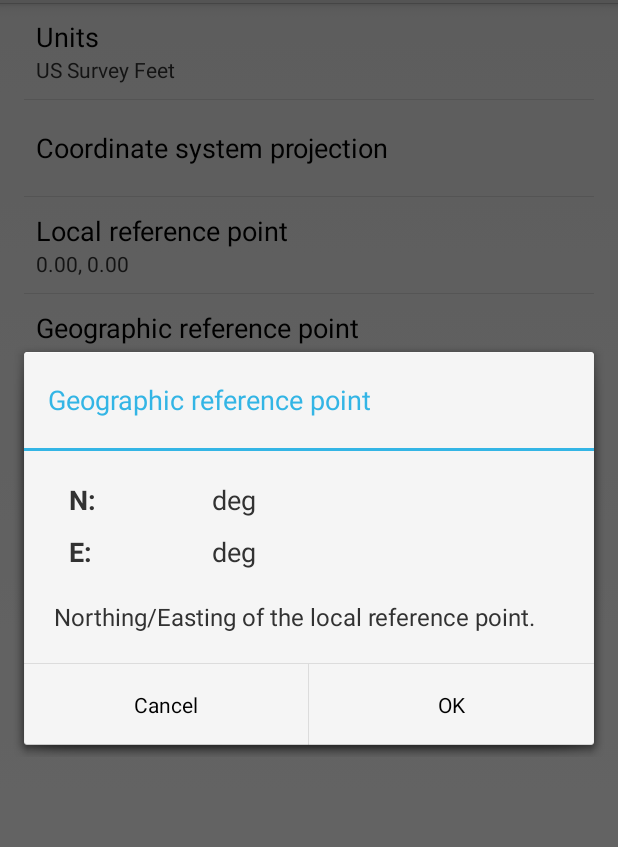
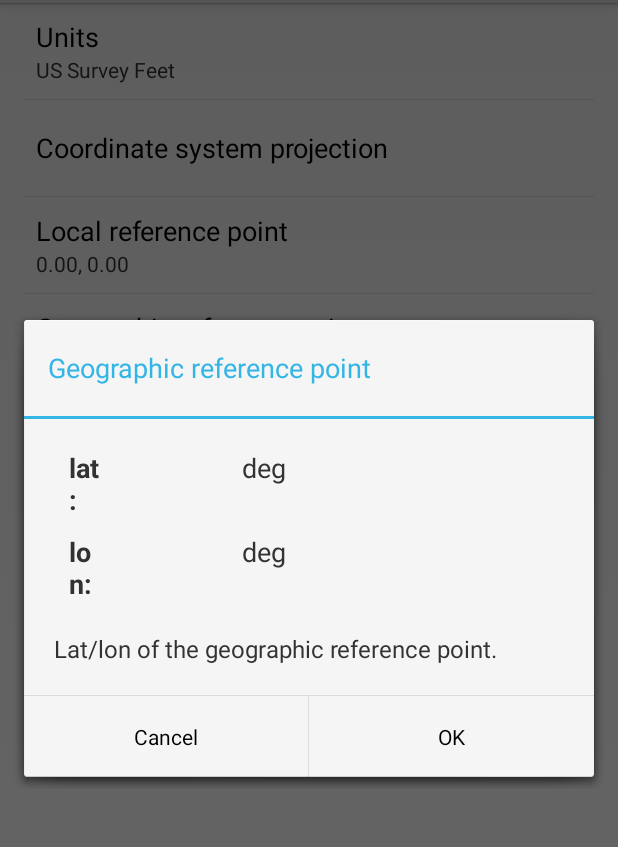
Before and after one commit to chasmack/GeoLocal, an Android app: the fragment TransformSettingsFragment shown on its own in the app's theme, after a tap on "Geographic reference point", on a phone screen of 412 x 824 dp, the part 69-916 px from its top. Run offline under Robolectric (Android 15) with nearby library versions, the phone set to English and light mode, and no system bars.

Commit message:
refactor grid point

```diff
--- a/app/src/main/java/com/asis/chasm/geolocal/CoordPairPreference.java
+++ b/app/src/main/java/com/asis/chasm/geolocal/CoordPairPreference.java
@@ -1,10 +1,8 @@
 package com.asis.chasm.geolocal;
 
 import android.content.Context;
-import android.content.SharedPreferences;
 import android.content.res.TypedArray;
 import android.preference.DialogPreference;
-import android.preference.ListPreference;
 import android.util.AttributeSet;
 import android.util.Log;
 import android.view.View;
@@ -19,10 +17,10 @@ public class CoordPairPreference extends DialogPreference {
 
     private static final String TAG = "CoordPairPreference";
 
-    // References to the edit text views containing the coordinate values.
-    private EditText mFirstValue, mSecondValue;
+    // Reference to the dialog view.
+    private View mDialogView;
 
-    private static final String DEFAULT_VALUE = "0.00, 0.00";
+    private static final String DEFAULT_VALUE = "0.000, 0.000";
 
     // Current value for the coordinate pair.
     private String mCurrentValue;
@@ -38,7 +36,7 @@ public class CoordPairPreference extends DialogPreference {
 
         Log.d(TAG, "Constructor");
 
-        setDialogLayoutResource(R.layout.dialog_coord_pair);
+        setDialogLayoutResource(R.layout.dialog_local_pair);
         setPositiveButtonText(android.R.string.ok);
         setNegativeButtonText(android.R.string.cancel);
 
@@ -70,14 +68,13 @@ public class CoordPairPreference extends DialogPreference {
     protected void onBindDialogView(View view) {
         super.onBindDialogView(view);
 
-        // Save references to the coordinate values.
-        mFirstValue = (EditText) view.findViewById(R.id.firstCoordValue);
-        mSecondValue = (EditText) view.findViewById(R.id.secondCoordValue);
+        // Save references to the dialog view.
+        mDialogView = view;
 
         // Set the units suffix text.
         String suffix = TransformSettings.getSettings().getLocalCoordSuffix();
-        ((TextView)view.findViewById(R.id.firstCoordSuffix)).setText(suffix);
-        ((TextView)view.findViewById(R.id.secondCoordSuffix)).setText(suffix);
+        ((TextView)view.findViewById(R.id.firstSuffix)).setText(suffix);
+        ((TextView)view.findViewById(R.id.secondSuffix)).setText(suffix);
     }
 
     @Override
@@ -87,12 +84,16 @@ public class CoordPairPreference extends DialogPreference {
         // When the user selects "OK", persist the new value
         if (positiveResult) {
 
+            // TODO: Validate the user input.
+
             TransformSettings settings = TransformSettings.getSettings();
             double factor = settings.getUnitsFactor();
 
-            // Parse coordinate values and convert to system units (meters).
-            Double first = Double.parseDouble(mFirstValue.getText().toString()) / factor;
-            Double second = Double.parseDouble(mSecondValue.getText().toString()) / factor;
+            // Parse coordinate pair into doubles and convert to meters.
+            double first = Double.parseDouble(((EditText) mDialogView
+                    .findViewById(R.id.firstValue)).getText().toString()) / factor;
+            double second = Double.parseDouble(((EditText) mDialogView
+                    .findViewById(R.id.secondValue)).getText().toString()) / factor;
 
             // Format coordinate pair and persist to shared preferences.
             mCurrentValue = String.format(TransformSettings.LOCAL_COORD_FORMAT_METERS, first, second);
--- a/app/src/main/java/com/asis/chasm/geolocal/GeoPairPreference.java
+++ b/app/src/main/java/com/asis/chasm/geolocal/GeoPairPreference.java
@@ -7,7 +7,6 @@ import android.util.AttributeSet;
 import android.util.Log;
 import android.view.View;
 import android.widget.EditText;
-import android.widget.TextView;
 
 /*
 * Coordinate pair preference.
@@ -17,10 +16,10 @@ public class GeoPairPreference extends DialogPreference {
 
     private static final String TAG = "GeoPairPreference";
 
-    // References to the edit text views containing the coordinate values.
-    private EditText mFirstValue, mSecondValue;
+    // Reference to the dialog view.
+    private View mDialogView;
 
-    private static final String DEFAULT_VALUE = "0.000000, 0.000000";
+    private static final String DEFAULT_VALUE = "0.00000000, 0.00000000";
 
     // Current value for the coordinate pair.
     private String mCurrentValue;
@@ -36,7 +35,7 @@ public class GeoPairPreference extends DialogPreference {
 
         Log.d(TAG, "Constructor");
 
-        setDialogLayoutResource(R.layout.dialog_coord_pair);
+        setDialogLayoutResource(R.layout.dialog_geo_pair);
         setPositiveButtonText(android.R.string.ok);
         setNegativeButtonText(android.R.string.cancel);
 
@@ -68,14 +67,8 @@ public class GeoPairPreference extends DialogPreference {
     protected void onBindDialogView(View view) {
         super.onBindDialogView(view);
 
-        // Save references to the coordinate values.
-        mFirstValue = (EditText) view.findViewById(R.id.firstCoordValue);
-        mSecondValue = (EditText) view.findViewById(R.id.secondCoordValue);
-
-        // Set the units suffix text.
-        String suffix = TransformSettings.getSettings().getGeographicCoordSuffix();
-        ((TextView)view.findViewById(R.id.firstCoordSuffix)).setText(suffix);
-        ((TextView)view.findViewById(R.id.secondCoordSuffix)).setText(suffix);
+        // Save a reference to the dialog view.
+        mDialogView = view;
     }
 
     @Override
@@ -85,12 +78,16 @@ public class GeoPairPreference extends DialogPreference {
         // When the user selects "OK", persist the new value
         if (positiveResult) {
 
+            // TODO: Validate the user input.
+
             TransformSettings settings = TransformSettings.getSettings();
             double factor = settings.getUnitsFactor();
 
-            // Parse coordinate values and convert to system units (meters).
-            Double first = Double.parseDouble(mFirstValue.getText().toString());
-            Double second = Double.parseDouble(mSecondValue.getText().toString());
+            // Parse coordinate pair into doubles.
+            double first = Double.parseDouble(((EditText) mDialogView
+                    .findViewById(R.id.firstValue)).getText().toString());
+            double second = Double.parseDouble(((EditText) mDialogView
+                    .findViewById(R.id.secondValue)).getText().toString());
 
             // Format coordinate pair and persist to shared preferences.
             mCurrentValue = String.format(settings.getGeographicCoordFormat(), first, second);
--- a/app/src/main/java/com/asis/chasm/geolocal/MainActivity.java
+++ b/app/src/main/java/com/asis/chasm/geolocal/MainActivity.java
@@ -46,7 +46,6 @@ public class MainActivity extends Activity {
         if (savedInstanceState != null) {
             return;
         }
-
 
         // Load the Projections table
         loadProjections(PROJECTION_CONSTANTS_ASSET);
--- a/app/src/main/java/com/asis/chasm/geolocal/PointsListFragment.java
+++ b/app/src/main/java/com/asis/chasm/geolocal/PointsListFragment.java
@@ -249,7 +249,7 @@ public class PointsListFragment extends ListFragment
                 case COORDINATE_TYPE_GEOGRAPHIC:
                     GeoPoint geo = new LocalPoint(
                             cursor.getDouble(Points.INDEX_X),
-                            cursor.getDouble(Points.INDEX_Y)).toGrid().toGeo();
+                            cursor.getDouble(Points.INDEX_Y)).toGeo();
 
                     tv = (TextView) view.findViewById(R.id.coord_values);
                     tv.setText(String.format(settings.getGeographicCoordFormat(),
--- a/app/src/main/java/com/asis/chasm/geolocal/TransformSettingsFragment.java
+++ b/app/src/main/java/com/asis/chasm/geolocal/TransformSettingsFragment.java
@@ -54,11 +54,11 @@ public class TransformSettingsFragment extends PreferenceFragment
 
                 // Local base coordinate summary needs update when units change.
                 updatePreferenceSummary(
-                    findPreference(TransformSettings.PREFERENCE_KEY_LOCAL_BASE));
+                    findPreference(TransformSettings.PREFERENCE_KEY_LOCAL));
 
                 break;
 
-            case TransformSettings.PREFERENCE_KEY_LOCAL_BASE:
+            case TransformSettings.PREFERENCE_KEY_LOCAL:
                 CoordPairPreference coordsPref = (CoordPairPreference) pref;
                 String[] localPair = coordsPref.getValue().split(", ");
                 if (localPair.length == 2) {
@@ -76,7 +76,7 @@ public class TransformSettingsFragment extends PreferenceFragment
                 rotatePref.setSummary(rotatePref.getValue());
                 break;
 
-            case TransformSettings.PREFERENCE_KEY_GEO_BASE:
+            case TransformSettings.PREFERENCE_KEY_GEO:
                 GeoPairPreference geoPref = (GeoPairPreference) pref;
                 String[] geoPair = geoPref.getValue().split(", ");
                 if (geoPair.length == 2) {
--- a/app/src/main/res/layout/dialog_coord_pair.xml
+++ b/app/src/main/res/layout/dialog_geo_pair.xml
@@ -1,11 +1,11 @@
 <?xml version="1.0" encoding="utf-8"?>
 <LinearLayout xmlns:android="http://schemas.android.com/apk/res/android"
+    android:id="@+id/prefGeo"
     android:layout_width="match_parent"
     android:layout_height="match_parent"
     android:orientation="vertical" >
 
     <LinearLayout
-        android:id="@+id/firstCoord"
         android:layout_width="fill_parent"
         android:layout_height="wrap_content"
         android:orientation="horizontal"
@@ -13,15 +13,15 @@
         android:layout_marginStart="30dp" >
 
         <TextView
-            android:id="@+id/firstCoordTitle"
+            android:id="@+id/firstTitle"
             android:layout_width="20dp"
             android:layout_height="wrap_content"
             android:textSize="18sp"
             android:textStyle="bold"
-            android:text="@string/pref_local_base_first_title" />
+            android:text="@string/pref_geo_first_title" />
 
         <EditText
-            android:id="@+id/firstCoordValue"
+            android:id="@+id/firstValue"
             android:layout_width="wrap_content"
             android:layout_height="wrap_content"
             android:layout_marginStart="10dp"
@@ -29,21 +29,21 @@
             android:background="#00000000"
             android:inputType="numberDecimal|numberSigned"
             android:gravity="right"
-            android:minWidth="60dp"
+            android:minWidth="80dp"
             android:imeOptions="actionNext" />
 
         <TextView
-            android:id="@+id/firstCoordSuffix"
+            android:id="@+id/firstSuffix"
             android:layout_width="wrap_content"
             android:layout_height="wrap_content"
             android:layout_marginStart="5dp"
-            android:textSize="18sp" />
+            android:textSize="18sp"
+            android:text="@string/pref_geo_suffix" />
 
     </LinearLayout>
 
 
     <LinearLayout
-        android:id="@+id/secondCoord"
         android:layout_width="fill_parent"
         android:layout_height="wrap_content"
         android:orientation="horizontal"
@@ -51,15 +51,15 @@
         android:layout_marginStart="30dp" >
 
         <TextView
-            android:id="@+id/secondCoordTitle"
+            android:id="@+id/secondTitle"
             android:layout_width="20dp"
             android:layout_height="wrap_content"
             android:textSize="18sp"
             android:textStyle="bold"
-            android:text="@string/pref_local_base_second_title" />
+            android:text="@string/pref_geo_second_title" />
 
         <EditText
-            android:id="@+id/secondCoordValue"
+            android:id="@+id/secondValue"
             android:layout_width="wrap_content"
             android:layout_height="wrap_content"
             android:layout_marginStart="10dp"
@@ -67,15 +67,16 @@
             android:background="#00000000"
             android:inputType="numberDecimal|numberSigned"
             android:gravity="right"
-            android:minWidth="60dp"
+            android:minWidth="80dp"
             android:imeOptions="actionDone" />
 
         <TextView
-            android:id="@+id/secondCoordSuffix"
+            android:id="@+id/secondSuffix"
             android:layout_width="wrap_content"
             android:layout_height="wrap_content"
             android:layout_marginStart="5dp"
-            android:textSize="18sp" />
+            android:textSize="18sp"
+            android:text="@string/pref_geo_suffix" />
 
     </LinearLayout>
 
@@ -85,6 +86,6 @@
         android:layout_height="wrap_content"
         android:layout_margin="20dp"
         android:textSize="16sp"
-        android:text="@string/local_base_message" />
+        android:text="@string/pref_geo_message" />
 
 </LinearLayout>
--- a/app/src/main/res/layout/dialog_rotation.xml
+++ b/app/src/main/res/layout/dialog_rotation.xml
@@ -30,6 +30,7 @@
             android:inputType="numberDecimal|numberSigned"
             android:gravity="right"
             android:minWidth="60dp"
+            android:selectAllOnFocus="true"
             android:imeOptions="actionDone" />
 
         <TextView
--- a/app/src/main/res/values/strings.xml
+++ b/app/src/main/res/values/strings.xml
@@ -24,34 +24,33 @@
         <item>survey_feet</item>
     </string-array>
 
-    <string name="perf_local_base_key">pref_local_base</string>
-    <string name="perf_local_base_title">Local reference point</string>
-    <string name="perf_local_base_dialog_title">Local reference point</string>
-    <string name="pref_local_base_default">0.000, 0.000</string>
-    <string name="pref_local_base_first_title">N:</string>
-    <string name="pref_local_base_second_title">E:</string>
-    <string name="local_base_message">Northing/Easting of the local reference point.</string>
+    <string name="perf_local_key">pref_local</string>
+    <string name="perf_local_title">Local reference point</string>
+    <string name="perf_local_dialog_title">Local reference point</string>
+    <string name="pref_local_default">0.000, 0.000</string>
+    <string name="pref_local_first_title">N:</string>
+    <string name="pref_local_second_title">E:</string>
+    <string name="pref_local_message">Northing/Easting of the local reference point.</string>
 
-    <string name="perf_geo_base_key">pref_geo_base</string>
-    <string name="perf_geo_base_title">Geographic reference point</string>
-    <string name="perf_geo_base_dialog_title">Geographic reference point</string>
-    <string name="pref_geo_base_default">0.00000000, 0.00000000</string>
-    <string name="pref_geo_base_units">deg</string>
-    <string name="pref_geo_base_first_title">lat:</string>
-    <string name="pref_geo_base_second_title">lon:</string>
-    <string name="geo_base_message">Lat/lon of the geographic reference point.</string>
+    <string name="perf_geo_key">pref_geo</string>
+    <string name="perf_geo_title">Geographic reference point</string>
+    <string name="perf_geo_dialog_title">Geographic reference point</string>
+    <string name="pref_geo_default">0.00000000, 0.00000000</string>
+    <string name="pref_geo_suffix">deg</string>
+    <string name="pref_geo_first_title">lat:</string>
+    <string name="pref_geo_second_title">lon:</string>
+    <string name="pref_geo_message">Lat/lon of the geographic reference point.</string>
+
+    <string name="pref_rotation_key">pref_rotation</string>
+    <string name="pref_rotation_title">Rotation to true</string>
+    <string name="pref_rotation_dialog_title">Rotation to true</string>
+    <string name="pref_rotation_default">0.000000</string>
+    <string name="pref_rotation_suffix">deg</string>
+    <string name="pref_rotation_message">Rotation from ground to geographic (negative values rotates clockwise)</string>
 
     <string name="pref_projection_key">pref_projection</string>
     <string name="pref_projection_title">Coordinate system projection</string>
     <string name="pref_projection_default">0401</string>
-
-    <string name="pref_rotation_key">pref_rotation</string>
-    <string name="pref_rotation_title">Rotation to true</string>
-    <string name="pref_rotation_dialog_title">Rotation to true</string>
-    <string name="pref_rotation_suffix">deg</string>
-    <string name="pref_rotation_default">0.000000</string>
-    <string name="pref_rotation_message">Rotation from ground to geographic (negative values rotates clockwise)</string>
-
     <string-array name="pref_projection_entries">
         <item>CA Zone 1</item>
         <item>CA Zone 2</item>
--- a/app/src/main/res/xml/preferences.xml
+++ b/app/src/main/res/xml/preferences.xml
@@ -16,16 +16,16 @@
         android:defaultValue="@string/pref_projection_default" />
 
     <com.asis.chasm.geolocal.CoordPairPreference
-        android:key="@string/perf_local_base_key"
-        android:title="@string/perf_local_base_title"
-        android:dialogTitle="@string/perf_local_base_dialog_title"
-        android:defaultValue="@string/pref_local_base_default" />
+        android:key="@string/perf_local_key"
+        android:title="@string/perf_local_title"
+        android:dialogTitle="@string/perf_local_dialog_title"
+        android:defaultValue="@string/pref_local_default" />
 
     <com.asis.chasm.geolocal.GeoPairPreference
-        android:key="@string/perf_geo_base_key"
-        android:title="@string/perf_geo_base_title"
-        android:dialogTitle="@string/perf_geo_base_dialog_title"
-        android:defaultValue="@string/pref_geo_base_default" />
+        android:key="@string/perf_geo_key"
+        android:title="@string/perf_geo_title"
+        android:dialogTitle="@string/perf_geo_dialog_title"
+        android:defaultValue="@string/pref_geo_default" />
 
     <com.asis.chasm.geolocal.RotationPreference
         android:key="@string/pref_rotation_key"
```
Also changed, not shown: app/src/main/java/com/asis/chasm/geolocal/GeoPoint.java (+31 -1 lines), app/src/main/java/com/asis/chasm/geolocal/GridPoint.java (+9 -30 lines), app/src/main/java/com/asis/chasm/geolocal/LocalPoint.java (+10 -18 lines), app/src/main/java/com/asis/chasm/geolocal/PointsManagerFragment.java (+0 -20 lines), app/src/main/java/com/asis/chasm/geolocal/RotationPreference.java (+14 -3 lines), app/src/main/java/com/asis/chasm/geolocal/TransformLC.java (+24 -6 lines), app/src/main/java/com/asis/chasm/geolocal/TransformSettings.java (+28 -49 lines), app/src/main/java/com/asis/chasm/geolocal/TransformTM.java (+51 -3 lines), app/src/main/res/layout/dialog_local_pair.xml (added, +90 -0 lines).
